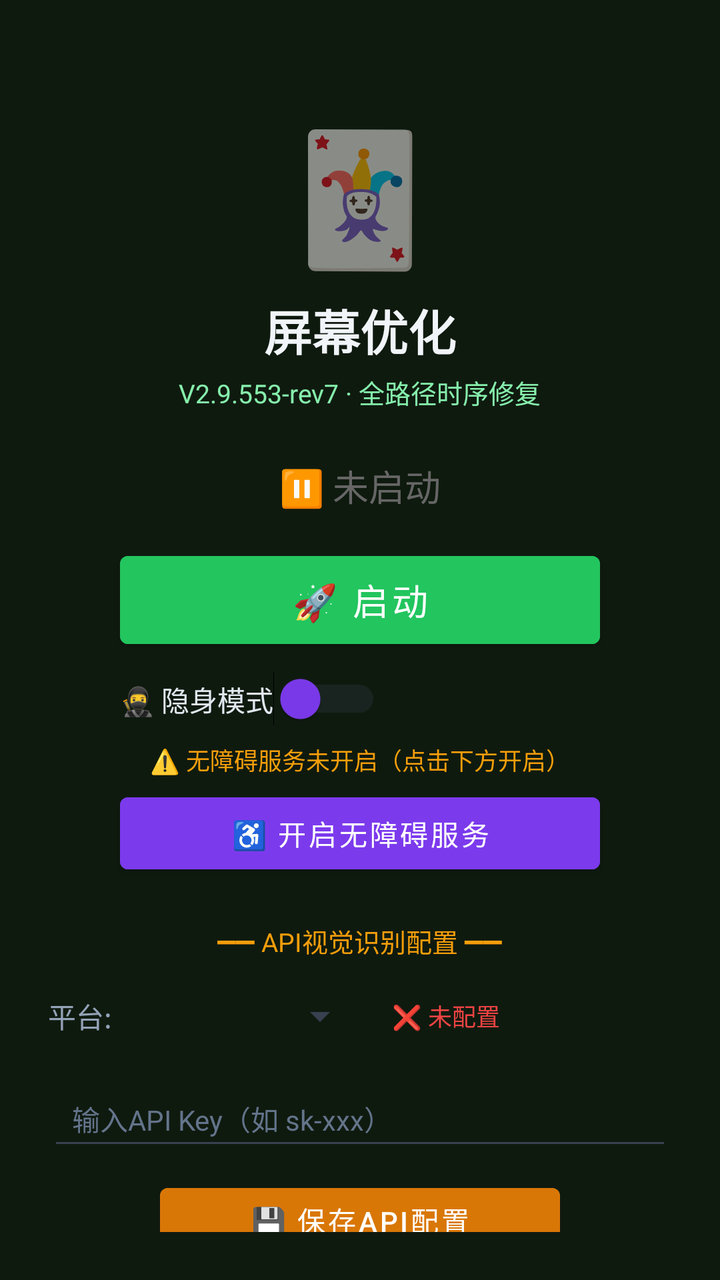
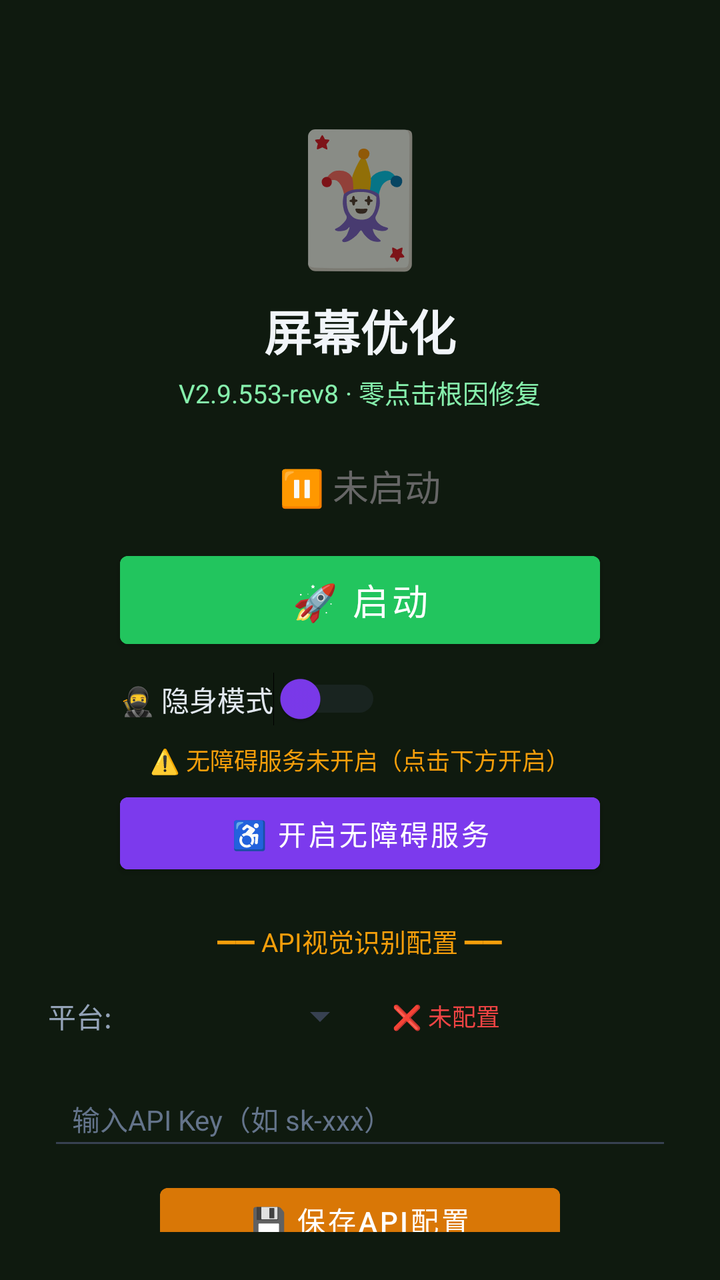

An Android layout rendered at two revisions. The XML below is the earlier revision; the diff shows what the commit changed to produce the second picture.
<!-- AndroidManifest.xml: activity theme Theme.MjScreenshot -->
<!-- res/layout/activity_main.xml -->
<?xml version="1.0" encoding="utf-8"?>
<LinearLayout xmlns:android="http://schemas.android.com/apk/res/android"
    android:layout_width="match_parent"
    android:layout_height="match_parent"
    android:orientation="vertical"
    android:background="#0f1a0f"
    android:padding="24dp"
    android:gravity="center_horizontal">

    <TextView
        android:layout_width="wrap_content"
        android:layout_height="wrap_content"
        android:text="🃏"
        android:textSize="64sp"
        android:layout_marginTop="30dp" />

    <TextView
        android:layout_width="wrap_content"
        android:layout_height="wrap_content"
        android:text="屏幕优化"
        android:textSize="24sp"
        android:textColor="#f1f5f9"
        android:textStyle="bold"
        android:layout_marginTop="8dp" />

    <TextView
        android:layout_width="wrap_content"
        android:layout_height="wrap_content"
        android:text="V2.9.553-rev7 · 全路径时序修复"
        android:textSize="13sp"
        android:textColor="#86efac"
        android:layout_marginTop="4dp" />

    <TextView
        android:id="@+id/tvStatus"
        android:layout_width="wrap_content"
        android:layout_height="wrap_content"
        android:text="⏸ 未启动"
        android:textSize="18sp"
        android:textColor="#666666"
        android:layout_marginTop="24dp" />

    <Button
        android:id="@+id/btnStart"
        android:layout_width="240dp"
        android:layout_height="56dp"
        android:text="🚀 启动"
        android:textSize="18sp"
        android:textColor="#ffffff"
        android:backgroundTint="#22c55e"
        android:layout_marginTop="16dp" />

    <Button
        android:id="@+id/btnHelper"
        android:layout_width="240dp"
        android:layout_height="56dp"
        android:text="🃏 打开智囊"
        android:textSize="16sp"
        android:textColor="#ffffff"
        android:backgroundTint="#16a34a"
        android:layout_marginTop="12dp"
        android:visibility="gone" />

    
    <LinearLayout
        android:layout_width="240dp"
        android:layout_height="wrap_content"
        android:orientation="horizontal"
        android:gravity="center_vertical"
        android:layout_marginTop="8dp">

        <Switch
            android:id="@+id/switchStealth"
            android:layout_width="wrap_content"
            android:layout_height="wrap_content"
            android:text="🥷 隐身模式"
            android:textColor="#e2e8f0"
            android:textSize="14sp"
            android:thumbTint="#7c3aed"
            android:trackTint="#374151" />
    </LinearLayout>

    <TextView
        android:id="@+id/tvAccessibilityStatus"
        android:layout_width="wrap_content"
        android:layout_height="wrap_content"
        android:text="⚠️ 无障碍服务未开启（点击下方开启）"
        android:textSize="12sp"
        android:textColor="#f59e0b"
        android:layout_marginTop="8dp"
        android:gravity="center" />

    <Button
        android:id="@+id/btnAccessibility"
        android:layout_width="240dp"
        android:layout_height="48dp"
        android:text="♿ 开启无障碍服务"
        android:textSize="14sp"
        android:textColor="#ffffff"
        android:backgroundTint="#7c3aed"
        android:layout_marginTop="4dp" />

    <TextView
        android:layout_width="wrap_content"
        android:layout_height="wrap_content"
        android:text="━━ API视觉识别配置 ━━"
        android:textSize="13sp"
        android:textColor="#f59e0b"
        android:layout_marginTop="20dp" />

    <LinearLayout
        android:layout_width="match_parent"
        android:layout_height="wrap_content"
        android:orientation="horizontal"
        android:layout_marginTop="8dp"
        android:gravity="center_vertical">

        <TextView
            android:layout_width="wrap_content"
            android:layout_height="wrap_content"
            android:text="平台:"
            android:textSize="14sp"
            android:textColor="#94a3b8" />

        <Spinner
            android:id="@+id/spinnerProvider"
            android:layout_width="120dp"
            android:layout_height="40dp"
            android:layout_marginStart="8dp"
            android:backgroundTint="#374151" />

        <TextView
            android:id="@+id/tvApiStatus"
            android:layout_width="wrap_content"
            android:layout_height="wrap_content"
            android:text="❌ 未配置"
            android:textSize="12sp"
            android:textColor="#ef4444"
            android:layout_marginStart="12dp" />
    </LinearLayout>

    <EditText
        android:id="@+id/etApiKey"
        android:layout_width="match_parent"
        android:layout_height="44dp"
        android:hint="输入API Key（如 sk-xxx）"
        android:textSize="14sp"
        android:textColor="#e2e8f0"
        android:textColorHint="#64748b"
        android:backgroundTint="#374151"
        android:inputType="textPassword"
        android:layout_marginTop="8dp"
        android:paddingStart="12dp"
        android:paddingEnd="12dp" />

    <Button
        android:id="@+id/btnSaveApi"
        android:layout_width="200dp"
        android:layout_height="44dp"
        android:text="💾 保存API配置"
        android:textSize="14sp"
        android:textColor="#ffffff"
        android:backgroundTint="#d97706"
        android:layout_marginTop="8dp" />

    <TextView
        android:id="@+id/tvHint"
        android:layout_width="wrap_content"
        android:layout_height="wrap_content"
        android:text="先点上方按钮启动截屏"
        android:textSize="13sp"
        android:textColor="#666666"
        android:layout_marginTop="12dp"
        android:gravity="center" />

    <TextView
        android:layout_width="wrap_content"
        android:layout_height="wrap_content"
        android:text="使用步骤：\n1. 配置API Key（支持OpenAI/通义千问VL/硅基流动）\n2. 点「开启无障碍服务」→ 开启\n3. 开启「🥷隐身模式」(反检测)\n4. 点「启动」→ 允许悬浮窗\n5. 打牌时点屏幕上的🎯悬浮球即可截屏识别\n★ 拖动悬浮球可移到不挡牌的位置 ★\n★ 长按悬浮球可展开/收起详细面板 ★\n★ 悬浮球边框颜色=建议：绿=加注 橙=跟注 红=弃牌 ★"
        android:textSize="12sp"
        android:textColor="#64748b"
        android:layout_marginTop="12dp"
        android:lineSpacingExtra="3dp" />

</LinearLayout>
<!-- resources referenced by this layout -->
<resources>
  <style name="Theme.MjScreenshot" parent="Theme.MaterialComponents.DayNight.DarkActionBar">
          <item name="colorPrimary">#1e40af</item>
          <item name="colorPrimaryVariant">#1e3a8a</item>
          <item name="colorOnPrimary">#ffffff</item>
          <item name="android:statusBarColor">#0f172a</item>
      </style>
</resources>

<!-- the commit's change to res/layout/activity_main.xml (unified diff, before → after) -->
@@ -26,7 +26,7 @@
     <TextView
         android:layout_width="wrap_content"
         android:layout_height="wrap_content"
-        android:text="V2.9.553-rev7 · 全路径时序修复"
+        android:text="V2.9.553-rev8 · 零点击根因修复"
         android:textSize="13sp"
         android:textColor="#86efac"
         android:layout_marginTop="4dp" />
